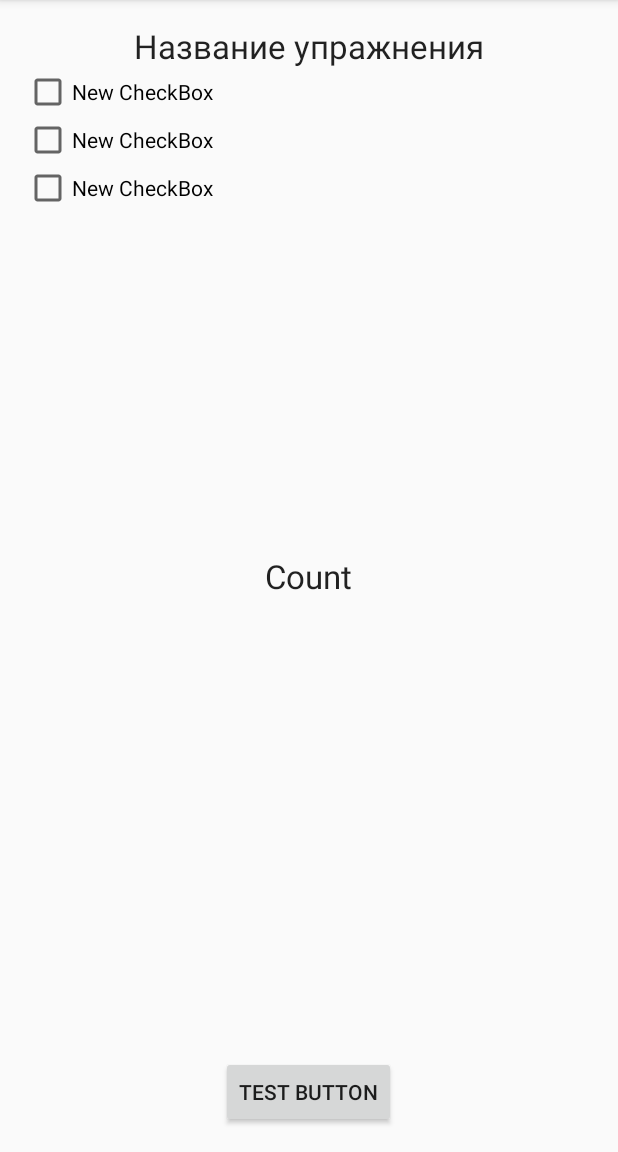
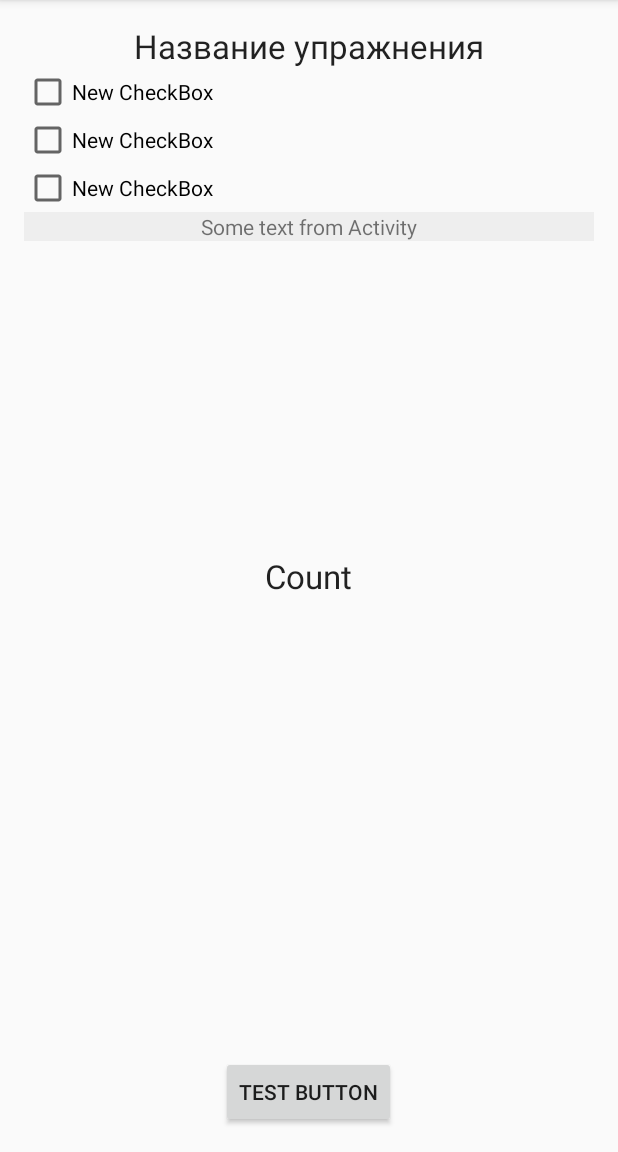
Before and after one commit to BaranovKM/SportApp, an Android app: the TrainActivity screen opened directly, with no data from a screen before it, after a tap on "TEST BUTTON", on a phone screen of 412 x 824 dp, the part 84-1236 px from its top. Run offline under Robolectric (Android 15) with nearby library versions, the phone set to English and light mode, and no system bars.

Commit message:
Создан новый фрагмент(и разметка для него) Exercises для организации списка упражнений В файл настроек грэдла добавлена оптимизация сборки проекта

```diff
--- a/app/src/main/java/com/konstantin/sportapp/DBHelper.java
+++ b/app/src/main/java/com/konstantin/sportapp/DBHelper.java
@@ -40,7 +40,7 @@ public class DBHelper extends SQLiteOpenHelper implements BaseColumns {
     @Override
     public void onCreate(SQLiteDatabase sqLiteDatabase) {
         //в бд создаются таблицы для активити
-
+//TODO переделать создание таблицы : можно обойтись без BaseColumns._ID
         //на будущее : лучше сперва написать сам скрипт для создание таблицы, и лишь потом вставлять в негоконстанты
         sqLiteDatabase.execSQL("CREATE TABLE "
                 + DATABASE_TABLE_TRAINING
--- /dev/null
+++ b/app/src/main/java/com/konstantin/sportapp/Exercises.java
@@ -0,0 +1,35 @@
+package com.konstantin.sportapp;
+
+import android.app.Fragment;
+import android.content.Context;
+import android.os.Bundle;
+import android.support.annotation.Nullable;
+import android.view.LayoutInflater;
+import android.view.View;
+import android.view.ViewGroup;
+import android.widget.TextView;
+
+/**
+ * Created by Константин on 30.08.2016.
+ */
+public class Exercises extends Fragment {
+    @Nullable
+    @Override
+    public View onCreateView(LayoutInflater inflater, ViewGroup container, Bundle savedInstanceState) {
+        View view = inflater.inflate(R.layout.exercise_layout, null);
+        TextView nameExercise = (TextView) view.findViewById(R.id.fragmentTextView);
+//        nameExercise.setText("Exercise name");
+        nameExercise.setText(getArguments().getString("nameInFragment"));
+        return view;
+    }
+
+    public static Exercises newInstance(String someText) {
+
+        Exercises fragment = new Exercises();
+        Bundle args = new Bundle();
+        args.putString("nameInFragment",someText);
+        fragment.setArguments(args);
+        return fragment;
+    }
+
+}
--- a/app/src/main/java/com/konstantin/sportapp/TrainActivity.java
+++ b/app/src/main/java/com/konstantin/sportapp/TrainActivity.java
@@ -1,5 +1,6 @@
 package com.konstantin.sportapp;
 
+import android.app.Fragment;
 import android.content.ContentValues;
 import android.database.Cursor;
 import android.database.sqlite.SQLiteDatabase;
@@ -8,7 +9,9 @@ import android.os.Bundle;
 import android.util.Log;
 import android.view.View;
 import android.widget.TextView;
-//TODO придумать редактор тренировок
+//TODO придумать редактор тренировок(пример добавления записей в бд из текста в textView : андроид1,видео8 40 минута)
+//TODO в редакторе упражнений сделать для полей хинты и подсказки : https://youtu.be/egKox1-6cEk?list=PLyfVjOYzujugEUT-7gYhONqB5Y1xszpCq
+
 //TODO Сделать кнопку для ручного добавления повторений в последнем подходе(например как выбор даты)
 //TODO Сделать кнопки для старта и окончания тренировки
 //TODO После завершения тренировки отображать статистику(подходы/повторения за тренировку и общее кол.во и за все время)
@@ -28,63 +31,35 @@ public class TrainActivity extends AppCompatActivity {
         dbHelper = new DBHelper(this);
         sqLiteDatabase = dbHelper.getWritableDatabase();
 
-        //вставка новой записи в БД
-//        dbHelper = new DBHelper(this, DBHelper.DATABASE_TABLE_TRAINING, null, 1);//непонятно почему, вместо имени базы нужно передавать имя таблицы
-//        sqLiteDatabase = dbHelper.getWritableDatabase();
-//        ContentValues values = new ContentValues();
-//        values.put(DBHelper.GYMNASTIC_NAME_COLUMN, "Подтягивания");
-//        values.put(DBHelper.ROWS_PER_TRAIN_COLUMN, 5);
-//        values.put(DBHelper.ITERATIONS_COUNT_COLUMN, 6);
-//        sqLiteDatabase.insert(DBHelper.DATABASE_TABLE_TRAINING,null,values);
-//TODO Создать прокручиваемый список упражнений с добавляющимися кнопками по количеству подходов
-//TODO для обучения можно использовать ListView, но потом лучше перейти на ListFragment какболее современный
         //создается список упражнения с кол.вом подходов
+        //TODO Cursor оказывается устарел еще 2 года назад. Изучить CursorLoader и переделать считывание из БД
         cursor = sqLiteDatabase.query(DBHelper.DATABASE_TABLE_TRAINING, new String[]{
                         DBHelper.GYMNASTIC_NAME_COLUMN,
 //                        DBHelper.ROWS_PER_TRAIN_COLUMN,
                         DBHelper.ROWS_PER_TRAINING_COLUMN},
                 null, null, null, null, null);
         cursor.moveToFirst();
-        TextView gymnasticName = (TextView) findViewById(R.id.gymnasticName);
-        gymnasticName.setText(cursor.getString(cursor.getColumnIndex(DBHelper.GYMNASTIC_NAME_COLUMN)));
+//        TextView gymnasticName = (TextView) findViewById(R.id.gymnasticName);
+//        gymnasticName.setText(cursor.getString(cursor.getColumnIndex(DBHelper.GYMNASTIC_NAME_COLUMN)));
+        cursor.close();
+//TODO 1) сделать заполнение фрагмента из бд 2) сделать выведение нескольких фрагментов с разными записями
 
-        //show rows
-        testView = (TextView) findViewById(R.id.testView);
-        testView.setText(cursor.getString(cursor.getColumnIndex(DBHelper.ROWS_PER_TRAINING_COLUMN)));
+    }
+//TODO разобраться как передавать нужный текст/данные во фрагмент
+    public void onClick(View view) {
+        Log.d("log", "PUSH BUTTON");
+        String someText = new String("Some text from Activity");
 
-        cursor.close();
-    }
-
-    public void onClick(View view) {
+        Exercises exercise = Exercises.newInstance(someText);
+        getFragmentManager().beginTransaction().add(R.id.fragmentContainer, exercise).commit();
+//TODO попробовать передачу аргументов и интерфесы
         //вставка нового упражнения
 //        contentValues = new ContentValues();
 //        contentValues.put(DBHelper.GYMNASTIC_NAME_COLUMN, "Отжимания");
 //        contentValues.put(DBHelper.ROWS_PER_TRAINING_COLUMN, 5);
 //        contentValues.put(DBHelper.ITERATIONS_PER_TRAINING_COLUMN, 15);
 //        sqLiteDatabase.insert(DBHelper.DATABASE_TABLE_TRAINING,null,contentValues);
-//        Log.d("log", "PUSH GYM");
+        Log.d("log", "PUSH GYM");
 
-
-        //Log.d("log", "BUTTON PRESSED");
-//        cursor = sqLiteDatabase.query(DBHelper.DATABASE_TABLE_TRAINING, new String[]{
-//                       DBHelper.GYMNASTIC_NAME_COLUMN,
-//                        DBHelper.ROWS_PER_TRAIN_COLUMN,
-//                        DBHelper.ITERATIONS_COUNT_COLUMN},
-//                null, null, null, null, null);
-//        cursor.moveToFirst();
-//        contentValues = new ContentValues();
-//        int i;
-//        i = cursor.getInt(cursor.getColumnIndex(DBHelper.ITERATIONS_COUNT_COLUMN));
-//        i = i + 5;
-//        contentValues.put(DBHelper.ITERATIONS_COUNT_COLUMN, i);
-//        int updCount = sqLiteDatabase.update(
-//                DBHelper.DATABASE_TABLE_TRAINING,
-//                contentValues,
-//                DBHelper.GYMNASTIC_NAME_COLUMN + " = ?",
-//                new String[]{"Подтягивания"});
-//        Log.d("LOG", "UPDATED ROWS : " + updCount);
-//        testView = (TextView) findViewById(R.id.testView);
-//        testView.setText(Integer.toString(i));
-//        cursor.close();
     }
 }
--- a/app/src/main/res/layout/activity_train.xml
+++ b/app/src/main/res/layout/activity_train.xml
@@ -64,4 +64,10 @@
         android:layout_below="@+id/checkBox2"
         android:layout_alignParentLeft="true"
         android:layout_alignParentStart="true" />
+    <FrameLayout
+        android:layout_width="match_parent"
+        android:layout_height="wrap_content"
+        android:layout_below="@+id/checkBox3"
+        android:id="@+id/fragmentContainer"
+        ></FrameLayout>
 </RelativeLayout>
--- /dev/null
+++ b/app/src/main/res/layout/exercise_layout.xml
@@ -0,0 +1,14 @@
+<?xml version="1.0" encoding="utf-8"?>
+<LinearLayout xmlns:android="http://schemas.android.com/apk/res/android"
+    android:orientation="vertical" android:layout_width="match_parent"
+    android:layout_height="wrap_content"
+    android:background="#eee">
+
+    <TextView
+        android:layout_width="wrap_content"
+        android:layout_height="wrap_content"
+        android:textAppearance="?android:attr/textAppearanceSmall"
+        android:text="Fragment with text"
+        android:id="@+id/fragmentTextView"
+        android:layout_gravity="center_horizontal" />
+</LinearLayout>
--- a/gradle.properties
+++ b/gradle.properties
@@ -16,3 +16,7 @@
 # This option should only be used with decoupled projects. More details, visit
 # http://www.gradle.org/docs/current/userguide/multi_project_builds.html#sec:decoupled_projects
 # org.gradle.parallel=true
+org.gradle.daemon=true
+org.gradle.jvmargs=-Xmx2048m -XX:MaxPermSize=512m -XX:+HeapDumpOnOutOfMemoryError -Dfile.encoding=UTF-8
+org.gradle.parallel=true
+org.gradle.configureondemand=true
```
